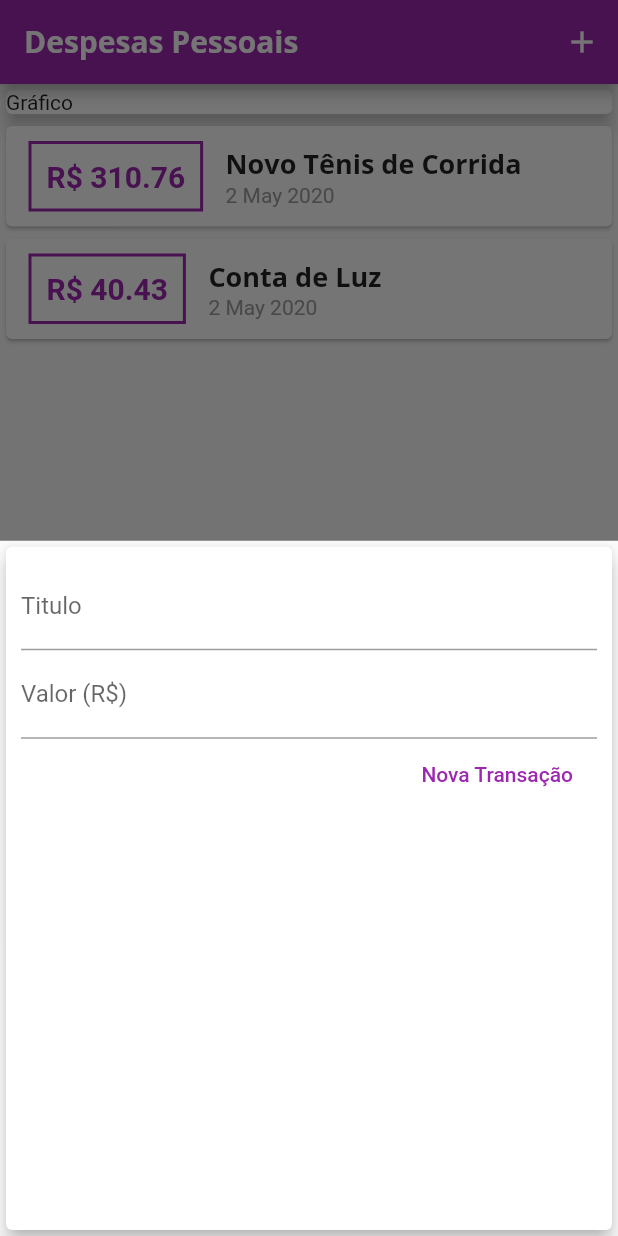
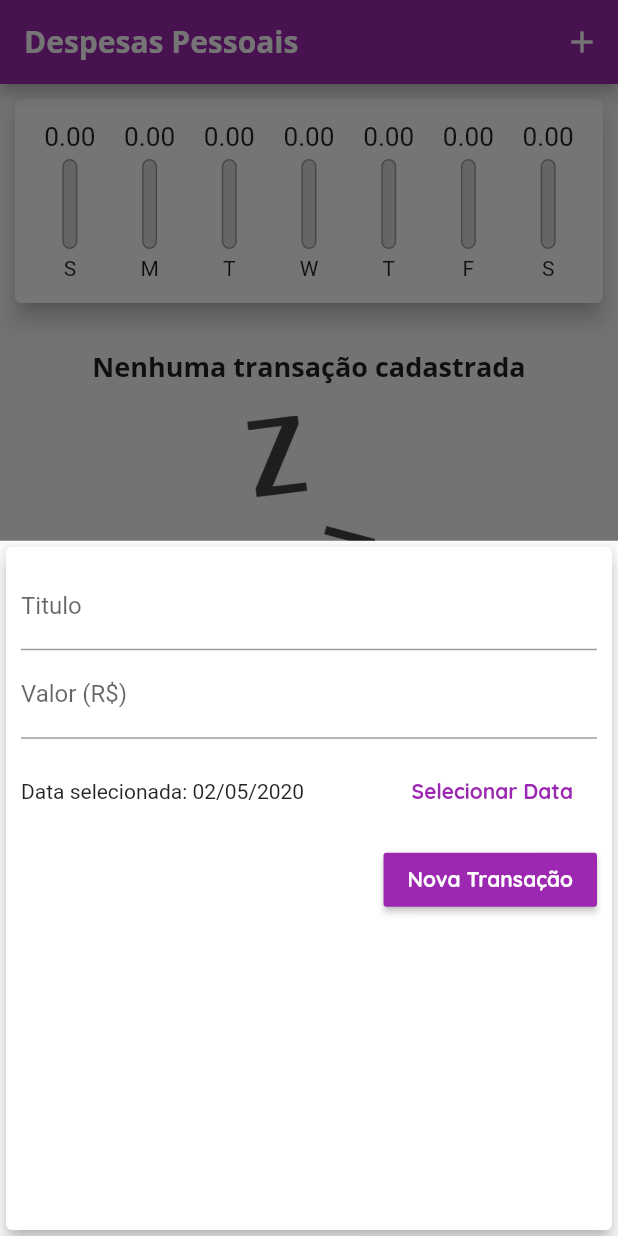
Before and after one commit to rodrigofbm/despesas_pessoais, a Flutter app: the screen it shows after launch, after a tap on the "add" icon, on a phone screen of 412 x 824 dp. Run offline on Flutter 3.47's test engine with Material 2 defaults, Android fonts, the phone set to English and light mode, and no system bars.

Commit message:
finishing the app

```diff
--- /dev/null
+++ b/lib/components/chart.dart
@@ -0,0 +1,60 @@
+import 'package:despesas_pessoais/components/chart_bar.dart';
+import 'package:despesas_pessoais/models/transaction.dart';
+import 'package:intl/intl.dart';
+import 'package:flutter/material.dart';
+
+class Chart extends StatelessWidget {
+  final List<Transaction> recentTransactions;
+
+  const Chart(this.recentTransactions);
+
+  List<Map<String, dynamic>> get groupedTransactions {
+    return List.generate(7, (index) {
+      final weekDay = DateTime.now().subtract(Duration(days: index));
+
+      double totalSum = 0.0;
+
+      for (var item in recentTransactions) {
+        bool sameDay = item.date.day == weekDay.day;
+        bool sameMonth = item.date.month == weekDay.month;
+        bool sameYear = item.date.year == weekDay.year;
+
+        if (sameDay && sameMonth && sameYear) {
+          totalSum += item.value;
+        }
+      }
+
+      return {"day": DateFormat.E().format(weekDay)[0], "value": totalSum};
+    }).reversed.toList();
+  }
+
+  double get _weekTotalValue {
+    return groupedTransactions.fold(0.0, (sum, tr) => sum + tr['value']);
+  }
+
+  @override
+  Widget build(BuildContext context) {
+    groupedTransactions;
+    return Card(
+      elevation: 6,
+      margin: EdgeInsets.all(10),
+      child: Padding(
+        padding: const EdgeInsets.all(10.0),
+        child: Row(
+          mainAxisAlignment: MainAxisAlignment.spaceAround,
+          children: groupedTransactions.map((tr) {
+            return Flexible(
+              fit: FlexFit.tight,
+              child: ChartBar(
+                label: tr['day'],
+                value: tr['value'],
+                percentage:
+                    _weekTotalValue == 0 ? 0 : tr['value'] / _weekTotalValue,
+              ),
+            );
+          }).toList(),
+        ),
+      ),
+    );
+  }
+}
--- /dev/null
+++ b/lib/components/chart_bar.dart
@@ -0,0 +1,56 @@
+import 'package:flutter/material.dart';
+
+class ChartBar extends StatelessWidget {
+  final String label;
+  final double value;
+  final double percentage;
+
+  const ChartBar({this.label, this.value, this.percentage});
+
+  @override
+  Widget build(BuildContext context) {
+    return Container(
+      margin: EdgeInsets.all(5),
+      child: Column(
+        children: <Widget>[
+          Container(
+            height: 20,
+            child: FittedBox(
+              child: Text("${value.toStringAsFixed(2)}"),
+            ),
+          ),
+          SizedBox(height: 5),
+          Container(
+            width: 10,
+            height: 60,
+            child: Stack(
+              alignment: Alignment.bottomCenter,
+              children: <Widget>[
+                Container(
+                  decoration: BoxDecoration(
+                      border: Border.all(
+                        color: Colors.grey,
+                        width: 1.0,
+                      ),
+                      color: Color.fromRGBO(220, 220, 220, 1),
+                      borderRadius: BorderRadius.circular(5)),
+                ),
+                FractionallySizedBox(
+                  heightFactor: percentage,
+                  child: Container(
+                    decoration: BoxDecoration(
+                      color: Theme.of(context).primaryColor,
+                      borderRadius: BorderRadius.circular(5),
+                    ),
+                  ),
+                ),
+              ],
+            ),
+          ),
+          SizedBox(height: 5),
+          Text(label),
+        ],
+      ),
+    );
+  }
+}
--- a/lib/components/transaction_form.dart
+++ b/lib/components/transaction_form.dart
@@ -1,7 +1,8 @@
 import 'package:flutter/material.dart';
+import 'package:intl/intl.dart';
 
 class TransactionForm extends StatefulWidget {
-  final void Function(String, double) onSubmit;
+  final void Function(String, double, DateTime) onSubmit;
 
   TransactionForm({this.onSubmit});
 
@@ -10,19 +11,34 @@ class TransactionForm extends StatefulWidget {
 }
 
 class _TransactionFormState extends State<TransactionForm> {
-  final titleController = TextEditingController();
-
-  final valueController = TextEditingController();
+  final _titleController = TextEditingController();
+  final _valueController = TextEditingController();
+  DateTime _selectedDate = DateTime.now();
 
   _submitForm() {
-    final title = titleController.text;
-    final value = double.tryParse(valueController.text) ?? 0.0;
+    final title = _titleController.text;
+    final value = double.tryParse(_valueController.text) ?? 0.0;
 
     if (title.isEmpty || value <= 0) {
       return;
     }
 
-    widget.onSubmit(title, value);
+    widget.onSubmit(title, value, _selectedDate);
+  }
+
+  _showDatePicker() {
+    showDatePicker(
+            context: context,
+            initialDate: DateTime.now(),
+            firstDate: DateTime(2019),
+            lastDate: DateTime.now())
+        .then((datePicked) {
+      if (datePicked == null) return;
+
+      setState(() {
+        _selectedDate = datePicked;
+      });
+    });
   }
 
   @override
@@ -31,31 +47,54 @@ class _TransactionFormState extends State<TransactionForm> {
       child: Card(
         elevation: 5,
         child: Padding(
-          padding: const EdgeInsets.all(10.0),
+          padding: EdgeInsets.all(10.0),
           child: Column(
             children: <Widget>[
               TextField(
-                controller: titleController,
+                controller: _titleController,
                 onSubmitted: (_) => _submitForm(),
                 decoration: InputDecoration(
                   labelText: "Titulo",
                 ),
               ),
               TextField(
-                controller: valueController,
+                controller: _valueController,
                 keyboardType: TextInputType.numberWithOptions(decimal: true),
                 onSubmitted: (_) => _submitForm(),
                 decoration: InputDecoration(
                   labelText: "Valor (R\$)",
                 ),
               ),
+              Container(
+                height: 70,
+                child: Row(
+                  children: <Widget>[
+                    Expanded(
+                      child: Text(_selectedDate == null
+                          ? "Nenhuma data selecionada"
+                          : "Data selecionada: ${DateFormat('dd/MM/y').format(_selectedDate)}"),
+                    ),
+                    FlatButton(
+                      textColor: Theme.of(context).primaryColor,
+                      child: Text(
+                        "Selecionar Data",
+                        style: TextStyle(
+                          fontWeight: FontWeight.bold,
+                        ),
+                      ),
+                      onPressed: _showDatePicker,
+                    )
+                  ],
+                ),
+              ),
               Row(
                 mainAxisAlignment: MainAxisAlignment.end,
                 children: <Widget>[
-                  FlatButton(
+                  RaisedButton(
+                    color: Theme.of(context).primaryColor,
                     onPressed: _submitForm,
                     child: Text("Nova Transação"),
-                    textColor: Colors.purple,
+                    textColor: Theme.of(context).textTheme.button.color,
                   ),
                 ],
               ),
--- a/lib/components/transaction_list.dart
+++ b/lib/components/transaction_list.dart
@@ -4,19 +4,20 @@ import 'package:intl/intl.dart';
 
 class TransactionList extends StatelessWidget {
   final List<Transaction> transactions;
-
-  const TransactionList({this.transactions});
+  final void Function(String) onRemove;
+  const TransactionList({this.transactions, this.onRemove});
 
   @override
   Widget build(BuildContext context) {
     return Container(
-      height: 300,
-      child: renderList(context, transactions),
+      height: 400,
+      child: renderList(context, transactions, onRemove),
     );
   }
 }
 
-Widget renderList(BuildContext context, List<Transaction> transactions) {
+Widget renderList(BuildContext context, List<Transaction> transactions,
+    Function(String) onRemove) {
   if (transactions.isEmpty) {
     return Column(
       children: <Widget>[
@@ -43,43 +44,28 @@ Widget renderList(BuildContext context, List<Transaction> transactions) {
         final tr = transactions[index];
 
         return Card(
-          child: Row(
-            children: <Widget>[
-              Container(
-                margin: EdgeInsets.symmetric(
-                  horizontal: 15,
-                  vertical: 10,
-                ),
-                decoration: BoxDecoration(
-                  border: Border.all(
-                    color: Theme.of(context).primaryColor,
-                    width: 2,
-                  ),
-                ),
-                padding: EdgeInsets.all(10),
-                child: Text(
-                  "R\$ ${tr.value.toStringAsFixed(2)}",
-                  style: TextStyle(
-                    fontWeight: FontWeight.bold,
-                    fontSize: 20,
-                    color: Theme.of(context).primaryColor,
-                  ),
+          elevation: 5,
+          margin: EdgeInsets.symmetric(vertical: 8, horizontal: 5),
+          child: ListTile(
+            leading: CircleAvatar(
+              radius: 30,
+              child: Padding(
+                padding: const EdgeInsets.all(6.0),
+                child: FittedBox(
+                  child: Text("R\$${tr.value}"),
                 ),
               ),
-              Column(
-                crossAxisAlignment: CrossAxisAlignment.start,
-                children: <Widget>[
-                  Text(
-                    tr.title,
-                    style: Theme.of(context).textTheme.title,
-                  ),
-                  Text(
-                    DateFormat('d MMM y').format(tr.date),
-                    style: TextStyle(color: Colors.grey),
-                  ),
-                ],
-              )
-            ],
+            ),
+            title: Text(
+              tr.title,
+              style: Theme.of(context).textTheme.title,
+            ),
+            subtitle: Text(DateFormat("d MMM y").format(tr.date)),
+            trailing: IconButton(
+              icon: Icon(Icons.delete),
+              color: Theme.of(context).errorColor,
+              onPressed: () => onRemove(tr.id),
+            ),
           ),
         );
       });
--- a/lib/main.dart
+++ b/lib/main.dart
@@ -1,5 +1,6 @@
 import 'dart:math';
 
+import 'package:despesas_pessoais/components/chart.dart';
 import 'package:despesas_pessoais/components/transaction_form.dart';
 import 'package:flutter/material.dart';
 
@@ -14,11 +15,16 @@ void main() => runApp(MaterialApp(
         accentColor: Colors.amber,
         fontFamily: 'Quicksand',
         textTheme: ThemeData.light().textTheme.copyWith(
-                title: TextStyle(
-              fontFamily: "OpenSans",
-              fontSize: 18,
-              fontWeight: FontWeight.w700,
-            )),
+              title: TextStyle(
+                fontFamily: "OpenSans",
+                fontSize: 18,
+                fontWeight: FontWeight.w700,
+              ),
+              button: TextStyle(
+                color: Colors.white,
+                fontWeight: FontWeight.bold,
+              ),
+            ),
         appBarTheme: AppBarTheme(
           textTheme: ThemeData.light().textTheme.copyWith(
                 title: TextStyle(
@@ -37,22 +43,21 @@ class MyHomePage extends StatefulWidget {
 }
 
 class _MyHomePageState extends State<MyHomePage> {
-  final List<Transaction> _transactions = [
-    Transaction(
-        id: 't1',
-        title: "Novo Tênis de Corrida",
-        value: 310.76,
-        date: DateTime.now()),
-    Transaction(
-        id: 't2', title: "Conta de Luz", value: 40.43, date: DateTime.now()),
-  ];
+  final List<Transaction> _transactions = [];
 
-  _addTransaction(String title, double value) {
+  List<Transaction> get _recentTransactions {
+    return _transactions
+        .where(
+            (x) => x.date.isAfter(DateTime.now().subtract(Duration(days: 7))))
+        .toList();
+  }
+
+  _addTransaction(String title, double value, DateTime date) {
     final newTransaction = new Transaction(
       id: Random().nextDouble().toString(),
       title: title,
       value: value,
-      date: DateTime.now(),
+      date: date,
     );
 
     setState(() {
@@ -60,6 +65,12 @@ class _MyHomePageState extends State<MyHomePage> {
     });
 
     Navigator.of(context).pop();
+  }
+
+  _removeTransaction(String id) {
+    setState(() {
+      _transactions.removeWhere((tr) => tr.id == id);
+    });
   }
 
   _openTransactionModal(BuildContext context) {
@@ -91,11 +102,9 @@ class _MyHomePageState extends State<MyHomePage> {
         child: Column(
           crossAxisAlignment: CrossAxisAlignment.stretch,
           children: <Widget>[
-            Card(
-              child: Text("Gráfico"),
-              elevation: 5,
-            ),
-            TransactionList(transactions: _transactions),
+            Chart(_recentTransactions),
+            TransactionList(
+                transactions: _transactions, onRemove: _removeTransaction),
           ],
         ),
       ),
```
